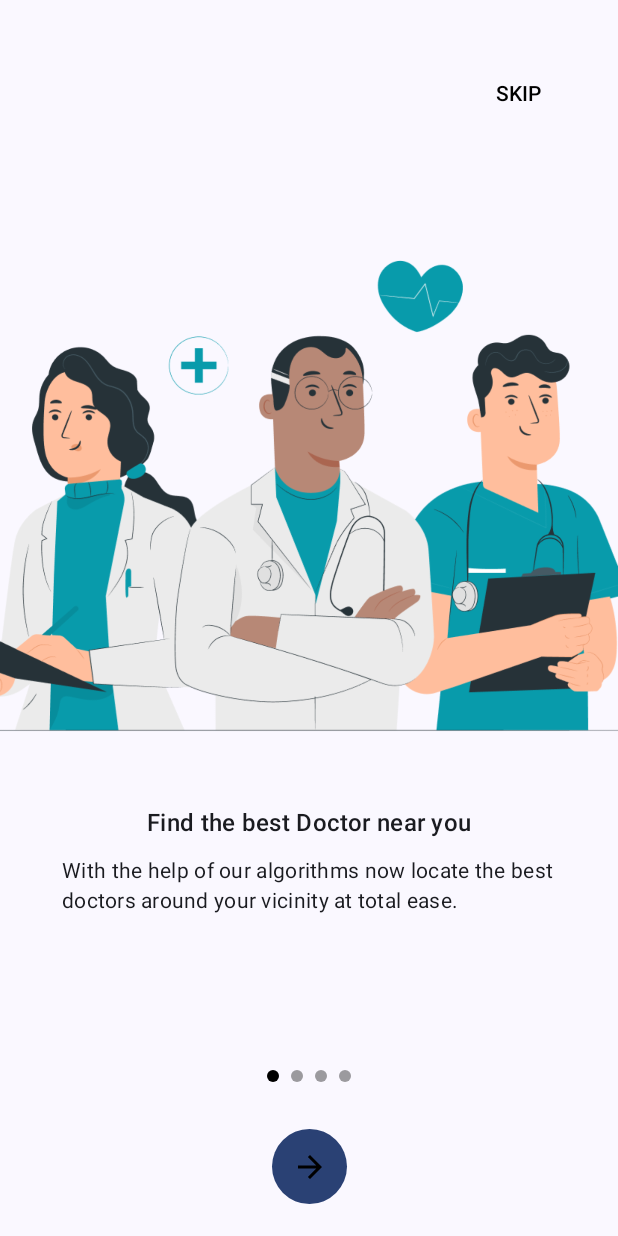
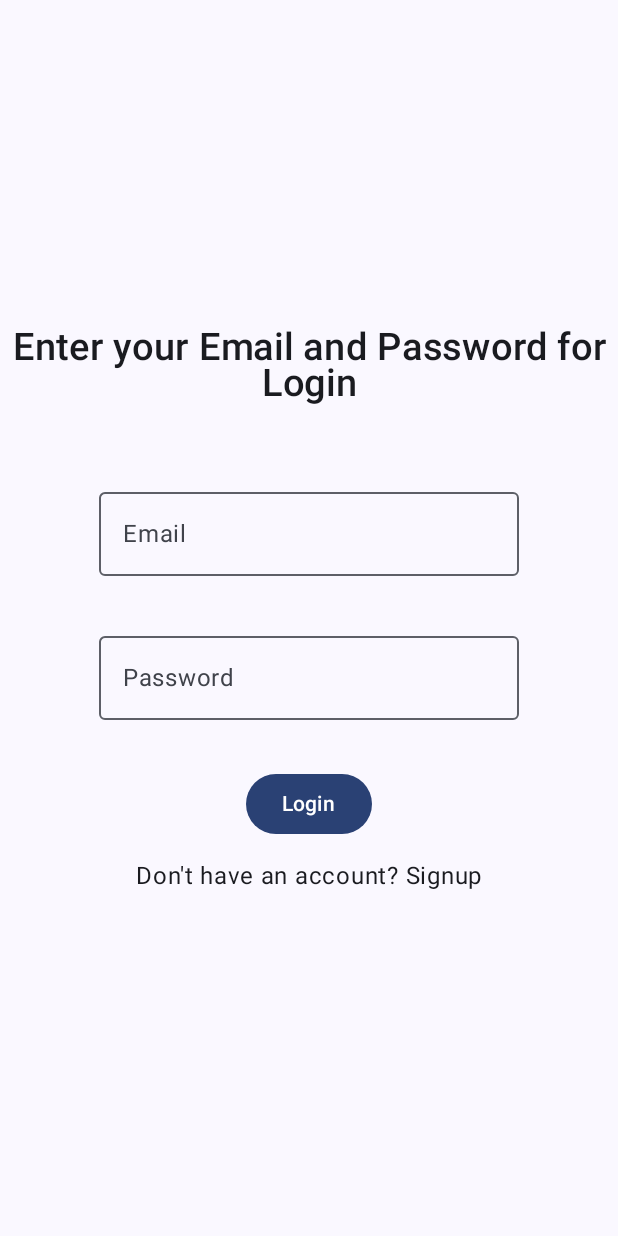
Before and after one commit to Aman-pandey07/HealMe, an Android app built with Jetpack Compose: the screen it shows after launch (MainActivity), on a phone screen of 412 x 824 dp. Run offline under Robolectric (Android 15) with nearby library versions, the phone set to English and light mode, and no system bars; our stand-ins replace Firebase (no records; nobody signed in at launch, a user with empty details on screens opened directly), livedata-compose.

```diff
--- a/app/build.gradle.kts
+++ b/app/build.gradle.kts
@@ -61,6 +61,9 @@ dependencies {
     implementation("androidx.compose.material3:material3")
     implementation("androidx.navigation:navigation-compose:2.7.7")
     implementation("androidx.constraintlayout:constraintlayout-core:1.0.4")
+    implementation("com.google.firebase:firebase-auth-ktx:23.0.0")
+    implementation("com.google.firebase:firebase-crashlytics-buildtools:3.0.2")
+    implementation("androidx.compose.runtime:runtime-livedata:1.6.8")
     testImplementation("junit:junit:4.13.2")
     androidTestImplementation("androidx.test.ext:junit:1.2.1")
     androidTestImplementation("androidx.test.espresso:espresso-core:3.6.1")
--- a/app/src/main/java/com/aman/healme/MainActivity.kt
+++ b/app/src/main/java/com/aman/healme/MainActivity.kt
@@ -4,27 +4,34 @@ package com.aman.healme
 import android.os.Bundle
 import androidx.activity.ComponentActivity
 import androidx.activity.compose.setContent
+import androidx.activity.enableEdgeToEdge
+import androidx.activity.viewModels
 import androidx.compose.foundation.layout.fillMaxSize
+import androidx.compose.foundation.layout.padding
+import androidx.compose.material3.Scaffold
 import androidx.compose.material3.Surface
 import androidx.compose.ui.Modifier
+import androidx.lifecycle.ViewModel
+import androidx.lifecycle.viewmodel.compose.viewModel
 import androidx.navigation.NavHostController
 import com.aman.healme.ui.theme.HealMeTheme
 import com.aman.healme.ui.theme.screens.App
 import com.aman.healme.ui.theme.screens.homescreens.MainHomeScreen
+import com.aman.healme.viewmodels.AuthViewModel
 
 
 class MainActivity : ComponentActivity() {
     override fun onCreate(savedInstanceState: Bundle?) {
         super.onCreate(savedInstanceState)
+
+        enableEdgeToEdge()
+        val authViewModel :AuthViewModel by viewModels()
         setContent {
             HealMeTheme {
                 // A surface container using the 'background' color from the theme
-                Surface(
-                    modifier = Modifier.fillMaxSize(),
-//                    color = MaterialTheme.colorScheme.background
-                ) {
-
-                   App()
+                Scaffold(modifier = Modifier.fillMaxSize()) { innerPadding ->
+                    App(modifier = Modifier.padding(innerPadding),
+                        authViewModel = authViewModel )
 
                 }
             }
--- a/app/src/main/java/com/aman/healme/ui/theme/screens/Navigation.kt
+++ b/app/src/main/java/com/aman/healme/ui/theme/screens/Navigation.kt
@@ -1,13 +1,16 @@
 package com.aman.healme.ui.theme.screens
 
 import androidx.compose.runtime.Composable
+import androidx.compose.ui.Modifier
 import androidx.navigation.compose.NavHost
 import androidx.navigation.compose.composable
 import androidx.navigation.compose.rememberNavController
+import com.aman.healme.ui.theme.screens.homescreens.AuthTestHomeScreen
 import com.aman.healme.ui.theme.screens.homescreens.NewMoreUpdatedHomeScreen
+import com.aman.healme.ui.theme.screens.loginscreens.FirebaseAuthLogin
 
-import com.aman.healme.ui.theme.screens.loginscreens.LoginRegistration01
-import com.aman.healme.ui.theme.screens.loginscreens.LoginRegistration02
+import com.aman.healme.ui.theme.screens.signupscreen.LoginRegistration01
+import com.aman.healme.ui.theme.screens.signupscreen.LoginRegistration02
 import com.aman.healme.ui.theme.screens.loginscreens.LoginScreen01
 import com.aman.healme.ui.theme.screens.loginscreens.LoginScreen02OTP
 import com.aman.healme.ui.theme.screens.mislanious.AccountScreen
@@ -18,11 +21,13 @@ import com.aman.healme.ui.theme.screens.mislanious.TAndCScreen
 import com.aman.healme.ui.theme.screens.mislanious.UploadScreen
 import com.aman.healme.ui.theme.screens.navigationdrawer.TopNavigationDrawer
 import com.aman.healme.ui.theme.screens.onboardingscreen.IntroScreen
+import com.aman.healme.ui.theme.screens.signupscreen.FirebaseAuthSignup
+import com.aman.healme.viewmodels.AuthViewModel
 
 @Composable
-fun App(){
+fun App( modifier: Modifier=Modifier,authViewModel: AuthViewModel){
 val navController = rememberNavController()
-    NavHost(navController = navController, startDestination = "OnBoardingScreen", builder = {
+    NavHost(navController = navController, startDestination = "login", builder = {
         composable(route = "OnBoardingScreen", content = {
             IntroScreen(navController)
         })
@@ -42,7 +47,7 @@ val navController = rememberNavController()
             LoginRegistration02(navController)
         })
         composable(route = "HomeScreen", content = {
-            NewMoreUpdatedHomeScreen(navController)
+            NewMoreUpdatedHomeScreen(navController,authViewModel)
         })
         composable(route = "AllSymScreen", content = {
             AllSymptomsScreen(navController)
@@ -53,6 +58,16 @@ val navController = rememberNavController()
         composable(route = "AllDoctors", content = {
             AllDoctorScreen(navController)
         })
+        composable(route = "login"){
+            FirebaseAuthLogin(modifier,navController,authViewModel)
+        }
+        composable(route = "signup"){
+            FirebaseAuthSignup(modifier,navController,authViewModel)
+        }
+        composable(route = "homepage"){
+            AuthTestHomeScreen(modifier = Modifier,navController,authViewModel)
+        }
+
         composable("appointments") { AppointmentScreen() }
         composable("upload") { UploadScreen() }
         composable("account") { AccountScreen() }
--- /dev/null
+++ b/app/src/main/java/com/aman/healme/ui/theme/screens/loginscreens/FirebaseAuthLogin.kt
@@ -0,0 +1,170 @@
+package com.aman.healme.ui.theme.screens.loginscreens
+
+import android.widget.Toast
+import com.aman.healme.viewmodels.AuthState
+import com.aman.healme.viewmodels.AuthViewModel
+
+import androidx.compose.runtime.livedata.observeAsState
+
+
+import androidx.compose.foundation.Image
+import androidx.compose.foundation.background
+import androidx.compose.foundation.layout.Arrangement
+import androidx.compose.foundation.layout.Box
+import androidx.compose.foundation.layout.Column
+
+import androidx.compose.foundation.layout.Row
+import androidx.compose.foundation.layout.Spacer
+import androidx.compose.foundation.layout.fillMaxHeight
+import androidx.compose.foundation.layout.fillMaxSize
+import androidx.compose.foundation.layout.fillMaxWidth
+import androidx.compose.foundation.layout.height
+import androidx.compose.foundation.layout.padding
+import androidx.compose.material.TextButton
+
+import androidx.compose.material3.Button
+import androidx.compose.material3.ButtonDefaults
+import androidx.compose.material3.OutlinedTextField
+import androidx.compose.material3.Scaffold
+import androidx.compose.material3.Text
+import androidx.compose.runtime.Composable
+import androidx.compose.runtime.LaunchedEffect
+import androidx.compose.runtime.getValue
+import androidx.compose.runtime.livedata.observeAsState
+import androidx.compose.runtime.mutableStateOf
+import androidx.compose.runtime.remember
+import androidx.compose.runtime.setValue
+import androidx.compose.ui.Alignment
+import androidx.compose.ui.Modifier
+import androidx.compose.ui.graphics.Color
+import androidx.compose.ui.platform.LocalContext
+import androidx.compose.ui.res.painterResource
+
+import androidx.compose.ui.text.font.FontWeight
+import androidx.compose.ui.text.style.TextAlign
+import androidx.compose.ui.unit.dp
+import androidx.compose.ui.unit.sp
+import androidx.navigation.NavHostController
+import com.aman.healme.R
+
+
+
+@Composable
+fun FirebaseAuthLogin(modifier: Modifier = Modifier, navController: NavHostController, authViewModel: AuthViewModel){
+    val authState = authViewModel.authState.observeAsState()
+    val context = LocalContext.current
+    LaunchedEffect(authState.value) {
+        when(authState.value){
+            is AuthState.Authenticated -> navController.navigate("homepage")
+            is AuthState.Error -> Toast.makeText(context,
+                (authState.value as AuthState.Error).message, Toast.LENGTH_SHORT).show()
+            else -> Unit
+        }
+
+    }
+
+
+            // TODO screen content here
+            Column(
+                modifier=Modifier.fillMaxSize(),
+                verticalArrangement = Arrangement.Center,
+                horizontalAlignment = Alignment.CenterHorizontally
+            ){
+
+
+
+
+                Text(
+                    text = "Enter your Email and Password for Login",
+                    fontSize = 25.sp,
+                    fontWeight = FontWeight.SemiBold,
+                    textAlign = TextAlign.Center,
+                )
+                Spacer(modifier = Modifier.height(50.dp))
+                var email by remember {
+                    mutableStateOf("")
+                }
+
+
+                OutlinedTextField(
+                    value =email ,
+                    onValueChange ={email=it},
+                    label = { Text(text = "Email") }
+                )
+                var password by remember {
+                    mutableStateOf("")
+                }
+                Spacer(modifier = Modifier.padding(16.dp))
+
+                OutlinedTextField(
+                    value =password ,
+                    onValueChange ={password=it},
+                    label = { Text(text = "Password") }
+                )
+
+                Spacer(modifier = Modifier.padding(16.dp))
+
+                Button(
+                    onClick = {
+                        authViewModel.login(email, password)
+                    },
+                    enabled = authState.value != AuthState.Loading
+                ) {
+                    Text(text = "Login")
+                }
+
+                TextButton(onClick = { navController.navigate("signup") }) {
+                    Text(text = "Don't have an account? Signup")
+                }
+
+
+
+
+
+
+
+
+//                Spacer(modifier = Modifier.weight(1f))
+//                Box(
+//                    modifier = Modifier
+//                        .fillMaxWidth()
+//                        .padding(start = 100.dp, end = 100.dp)
+//                        .height(50.dp)
+//                ) {
+//                    Row(
+//                        modifier = Modifier
+//                            .fillMaxWidth()
+//                            .padding(horizontal = 8.dp, vertical = 8.dp)
+//                    ) {
+////
+//                        Image(
+//                            modifier = Modifier
+//                                .weight(1f)
+//                                .padding(4.dp)
+//                                .fillMaxHeight(),
+//                            painter = painterResource(id = R.drawable.coloredstethoscope), // Replace with your image IDs
+//                            contentDescription = null
+//                        )
+//                        Image(
+//                            modifier = Modifier
+//                                .weight(1f)
+//                                .padding(4.dp)
+//                                .fillMaxHeight(),
+//                            painter = painterResource(id = R.drawable.noncoloredstethoscope), // Replace with your image IDs
+//                            contentDescription = null
+//                        )
+//
+//
+//                    }
+//                }
+//                Text(text = "By creating an account,you accept Heal-Me")
+//                androidx.compose.material3.TextButton(
+//                    onClick = { navController.navigate("T&C") },
+//                    modifier = Modifier
+//                        .fillMaxWidth()
+//                        .align(Alignment.CenterHorizontally),
+//                    content = { Text("Terms and Conditions") }
+//                )
+
+            }
+}
--- a/app/src/main/java/com/aman/healme/ui/theme/screens/loginscreens/LoginRegistration01.kt
+++ b/app/src/main/java/com/aman/healme/ui/theme/screens/signupscreen/LoginRegistration01.kt
@@ -1,4 +1,4 @@
-package com.aman.healme.ui.theme.screens.loginscreens
+package com.aman.healme.ui.theme.screens.signupscreen
 
 //import androidx.compose.material3.DatePickerDialog
 import androidx.compose.foundation.Image
@@ -32,6 +32,7 @@ import androidx.compose.ui.unit.dp
 import androidx.compose.ui.unit.sp
 import androidx.navigation.NavController
 import com.aman.healme.R
+import com.aman.healme.ui.theme.screens.loginscreens.AppHeader
 
 @Composable
 fun LoginRegistration01(navController:NavController){
--- a/app/src/main/java/com/aman/healme/ui/theme/screens/loginscreens/LoginRegistration02.kt
+++ b/app/src/main/java/com/aman/healme/ui/theme/screens/signupscreen/LoginRegistration02.kt
@@ -1,4 +1,4 @@
-package com.aman.healme.ui.theme.screens.loginscreens
+package com.aman.healme.ui.theme.screens.signupscreen
 
 import androidx.compose.foundation.Image
 import androidx.compose.foundation.background
@@ -31,6 +31,7 @@ import androidx.compose.ui.unit.dp
 import androidx.compose.ui.unit.sp
 import androidx.navigation.NavController
 import com.aman.healme.R
+import com.aman.healme.ui.theme.screens.loginscreens.AppHeader
 
 @Composable
 fun LoginRegistration02(navController: NavController){
--- /dev/null
+++ b/app/src/main/java/com/aman/healme/viewmodels/AuthViewModel.kt
@@ -0,0 +1,78 @@
+package com.aman.healme.viewmodels
+
+import androidx.lifecycle.LiveData
+import androidx.lifecycle.MutableLiveData
+import androidx.lifecycle.ViewModel
+import com.google.firebase.auth.FirebaseAuth
+
+
+class AuthViewModel: ViewModel(){
+    private val auth:FirebaseAuth = FirebaseAuth.getInstance()
+    private val _authState = MutableLiveData<AuthState>()
+    val authState : LiveData<AuthState> = _authState
+
+    init {
+        checkAuthStatus()
+    }
+
+    fun checkAuthStatus(){
+        if (auth.currentUser==null){
+            _authState.value = AuthState.Unauthenticated
+        }else{
+            _authState.value = AuthState.Authenticated
+        }
+    }
+
+    fun login(email : String,password :String){
+
+        if (email.isEmpty() || password.isEmpty()){
+            _authState.value = AuthState.Error("Email or Password can't be empty")
+            return
+        }
+        _authState.value= AuthState.Loading
+        auth.signInWithEmailAndPassword(email,password)
+            .addOnCompleteListener{task ->
+                if(task.isSuccessful){
+                    _authState.value = AuthState.Authenticated
+                }else{
+                    _authState.value = AuthState.Error(task.exception?.message?:"Something went wrong")
+                }
+            }
+    }
+
+
+    fun signup(email : String,password :String){
+
+        if (email.isEmpty() || password.isEmpty()){
+            _authState.value = AuthState.Error("Email or Password can't be empty")
+            return
+        }
+        _authState.value= AuthState.Loading
+        auth.createUserWithEmailAndPassword(email,password)
+            .addOnCompleteListener{task ->
+                if(task.isSuccessful){
+                    _authState.value = AuthState.Authenticated
+                }else{
+                    _authState.value = AuthState.Error(task.exception?.message?:"Something went wrong")
+                }
+            }
+    }
+
+
+    fun signout(){
+        auth.signOut()
+        _authState.value = AuthState.Unauthenticated
+    }
+
+
+
+}
+
+
+
+sealed class AuthState{
+    object Authenticated : AuthState()
+    object Unauthenticated : AuthState()
+    object Loading : AuthState()
+    data class Error(val message:String) : AuthState()
+}
```
Also changed, not shown: app/src/main/java/com/aman/healme/ui/theme/screens/homescreens/AuthTestHomeScreen.kt (added, +46 -0 lines), app/src/main/java/com/aman/healme/ui/theme/screens/homescreens/NewMoreUpdatedHomeScreen.kt (+21 -20 lines), app/src/main/java/com/aman/healme/ui/theme/screens/loginscreens/TestScreen.kt (deleted, +0 -16 lines), app/src/main/java/com/aman/healme/ui/theme/screens/signupscreen/FirebaseAuthSignup.kt (added, +91 -0 lines).
